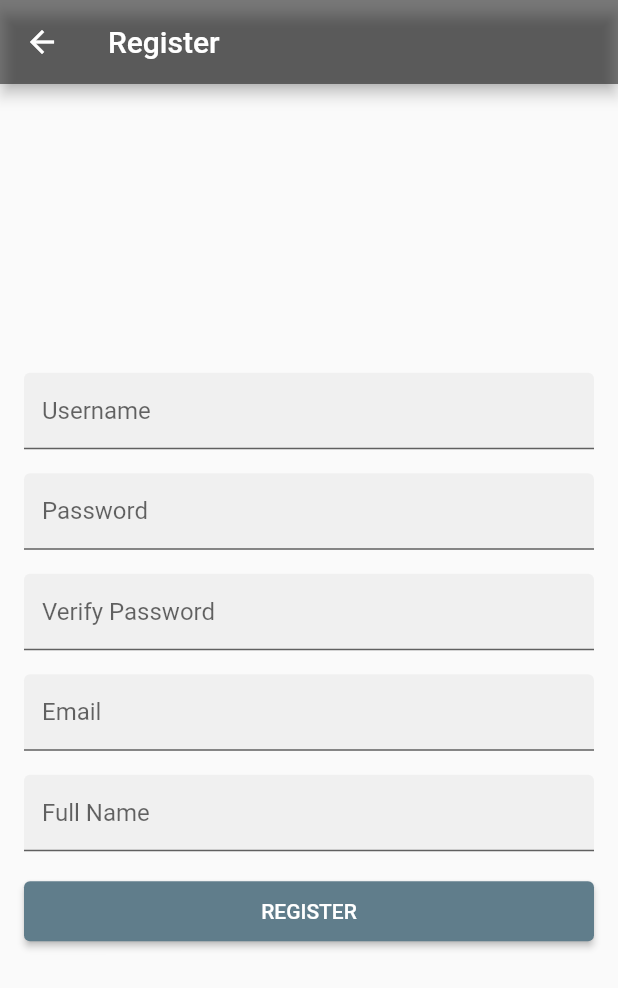
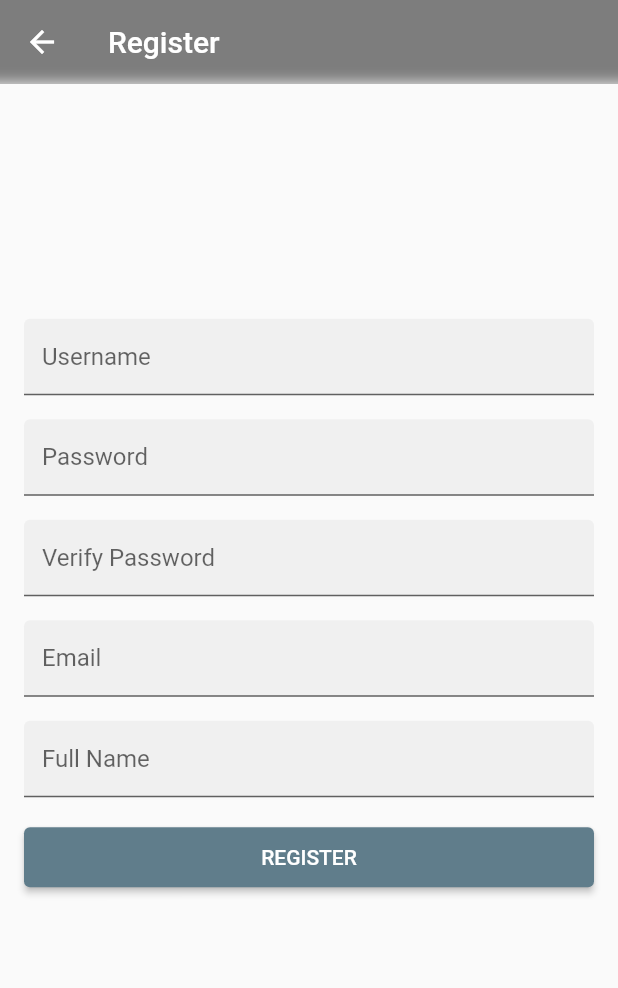
Before and after one commit to CapibaraAnonimo/MyAnonaMousePdf_FrontEnd, a Flutter app: the RegisterPage screen opened directly, on a phone screen of 412 x 824 dp. Shown: the top 988 px of the screen. Run offline on Flutter 3.47's test engine with Material 2 defaults, Android fonts, the light colour scheme and no system bars; our stand-ins replace bloc, equatable, flutter_bloc, get_it, injectable, shared_preferences; missing offline and left inert: http_interceptor; accounts and stored records are empty; statements that could not run were skipped.

Commit message:
lo he dejado bien refachero, animaciones y appbar transparente con blur

```diff
--- a/myanonamousepdf/lib/blocs/register/register_bloc.dart
+++ b/myanonamousepdf/lib/blocs/register/register_bloc.dart
@@ -31,8 +31,9 @@ class RegisterBloc extends Bloc<RegisterEvent, RegisterState> {
       final user = await _authenticationService.register(event.username,
           event.password, event.verifyPassword, event.email, event.fullName);
       if (user != null) {
+        emit(RegisterSuccess());
+        await Future.delayed(const Duration(seconds: 5));
         _authenticationBloc.add(UserLoggedIn(user: user));
-        emit(RegisterSuccess());
       } else {
         emit(RegisterFailure(error: 'Something very weird just happened'));
       }
--- a/myanonamousepdf/lib/main.dart
+++ b/myanonamousepdf/lib/main.dart
@@ -4,6 +4,7 @@ import 'package:myanonamousepdf/config/locator.dart';
 import 'package:myanonamousepdf/blocs/blocs.dart';
 import 'package:myanonamousepdf/services/services.dart';
 import 'package:myanonamousepdf/pages/pages.dart';
+import 'package:flutter/services.dart';
 
 void main() {
   //WidgetsFlutterBinding.ensureInitialized();
@@ -19,6 +20,8 @@ void main() {
     },
     child: MyAnonaMousePdf(),
   ));
+  SystemChrome.setEnabledSystemUIMode(SystemUiMode.manual,
+      overlays: [SystemUiOverlay.bottom]);
 }
 
 class MyAnonaMousePdf extends StatelessWidget {
@@ -28,8 +31,8 @@ class MyAnonaMousePdf extends StatelessWidget {
       title: 'Authentication Demo',
       theme: ThemeData(
           primarySwatch: Colors.blueGrey,
-          appBarTheme:
-              AppBarTheme(backgroundColor: Colors.black.withOpacity(0.5))),
+          appBarTheme: AppBarTheme(
+              backgroundColor: Colors.black.withOpacity(0.5), elevation: 0)),
       home: BlocBuilder<AuthenticationBloc, AuthenticationState>(
         builder: (context, state) {
           if (state is AuthenticationAuthenticated) {
--- a/myanonamousepdf/lib/pages/register_page.dart
+++ b/myanonamousepdf/lib/pages/register_page.dart
@@ -1,26 +1,38 @@
+import 'dart:ui';
+
 import 'package:flutter/material.dart';
 import 'package:flutter_bloc/flutter_bloc.dart';
 import 'package:myanonamousepdf/config/locator.dart';
 import '../blocs/blocs.dart';
 import '../services/services.dart';
+import 'dart:math' as math;
 import 'pages.dart';
 
 class RegisterPage extends StatelessWidget {
   @override
   Widget build(BuildContext context) {
     return Scaffold(
+      extendBodyBehindAppBar: true,
       appBar: AppBar(
-        title: Text('Register'),
+        flexibleSpace: ClipRect(
+          child: BackdropFilter(
+            filter: ImageFilter.blur(sigmaX: 5, sigmaY: 5),
+            child: Container(
+              color: Colors.transparent,
+            ),
+          ),
+        ),
+        title: const Text('Register'),
       ),
-      body: SafeArea(
-        minimum: const EdgeInsets.all(16),
+      body: Padding(
+        padding: const EdgeInsets.only(bottom: 16, left: 16, right: 16),
         child: BlocBuilder<AuthenticationBloc, AuthenticationState>(
           builder: (context, state) {
             if (state is AuthenticationNotAuthenticated) {
               return _AuthForm();
             }
             Navigator.of(context).pop();
-            return Text('Se devería volver para atras');
+            return const Text('Se devería volver para atras');
           },
         ),
       ),
@@ -50,7 +62,8 @@ class _RegisterForm extends StatefulWidget {
   __RegisterFormState createState() => __RegisterFormState();
 }
 
-class __RegisterFormState extends State<_RegisterForm> {
+class __RegisterFormState extends State<_RegisterForm>
+    with TickerProviderStateMixin {
   final GlobalKey<FormState> _key = GlobalKey<FormState>();
   final _usernameController = TextEditingController();
   final _passwordController = TextEditingController();
@@ -62,6 +75,10 @@ class __RegisterFormState extends State<_RegisterForm> {
   @override
   Widget build(BuildContext context) {
     final _registerBloc = BlocProvider.of<RegisterBloc>(context);
+    late final AnimationController _controller = AnimationController(
+      duration: Duration(seconds: 2),
+      vsync: this,
+    )..repeat();
 
     _onRegisterButtonPressed() {
       if (_key.currentState!.validate()) {
@@ -92,6 +109,17 @@ class __RegisterFormState extends State<_RegisterForm> {
               child: CircularProgressIndicator(),
             );
           }
+          if (state is RegisterSuccess) {
+            return RotationTransition(
+              turns: Tween<double>(begin: 0, end: 2).animate(CurvedAnimation(
+                  parent: _controller, curve: Curves.bounceOut)),
+              child: const Icon(
+                Icons.done_outline_rounded,
+                size: 100,
+                color: Colors.green,
+              ),
+            );
+          }
           return Form(
             key: _key,
             autovalidateMode: _autoValidate
@@ -102,7 +130,7 @@ class __RegisterFormState extends State<_RegisterForm> {
                 //crossAxisAlignment: CrossAxisAlignment.stretch,
                 children: <Widget>[
                   Padding(
-                    padding: EdgeInsets.only(bottom: 16),
+                    padding: const EdgeInsets.only(bottom: 16),
                     child: TextFormField(
                       decoration: const InputDecoration(
                         labelText: 'Username',
@@ -121,9 +149,9 @@ class __RegisterFormState extends State<_RegisterForm> {
                     ),
                   ),
                   Padding(
-                    padding: EdgeInsets.only(bottom: 16),
+                    padding: const EdgeInsets.only(bottom: 16),
                     child: TextFormField(
-                      decoration: InputDecoration(
+                      decoration: const InputDecoration(
                         labelText: 'Password',
                         filled: true,
                         isDense: true,
@@ -139,9 +167,9 @@ class __RegisterFormState extends State<_RegisterForm> {
                     ),
                   ),
                   Padding(
-                    padding: EdgeInsets.only(bottom: 16),
+                    padding: const EdgeInsets.only(bottom: 16),
                     child: TextFormField(
-                      decoration: InputDecoration(
+                      decoration: const InputDecoration(
                         labelText: 'Verify Password',
                         filled: true,
                         isDense: true,
@@ -157,9 +185,9 @@ class __RegisterFormState extends State<_RegisterForm> {
                     ),
                   ),
                   Padding(
-                    padding: EdgeInsets.only(bottom: 16),
+                    padding: const EdgeInsets.only(bottom: 16),
                     child: TextFormField(
-                      decoration: InputDecoration(
+                      decoration: const InputDecoration(
                         labelText: 'Email',
                         filled: true,
                         isDense: true,
@@ -174,9 +202,9 @@ class __RegisterFormState extends State<_RegisterForm> {
                     ),
                   ),
                   Padding(
-                    padding: EdgeInsets.only(bottom: 16),
+                    padding: const EdgeInsets.only(bottom: 16),
                     child: TextFormField(
-                      decoration: InputDecoration(
+                      decoration: const InputDecoration(
                         labelText: 'Full Name',
                         filled: true,
                         isDense: true,
@@ -199,10 +227,10 @@ class __RegisterFormState extends State<_RegisterForm> {
                     //textColor: Colors.white,
                     //padding: const EdgeInsets.all(16),
                     //shape: new RoundedRectangleBorder(borderRadius: new BorderRadius.circular(8.0)),
-                    child: Text('REGISTER'),
                     onPressed: state is RegisterLoading
                         ? () {}
                         : _onRegisterButtonPressed,
+                    child: Text('REGISTER'),
                   )
                 ],
               ),
--- a/myanonamousepdf/lib/rest/rest_client.dart
+++ b/myanonamousepdf/lib/rest/rest_client.dart
@@ -6,8 +6,8 @@ import 'package:injectable/injectable.dart';
 import 'package:http/http.dart' as http;
 
 class ApiConstants {
-  static String baseUrl = "http://localhost:8080";
-  //static String baseUrl = "http://10.0.2.2:8080";
+  //static String baseUrl = "http://localhost:8080";
+  static String baseUrl = "http://10.0.2.2:8080";
 }
 
 class HeadersApiInterceptor implements InterceptorContract {
```
